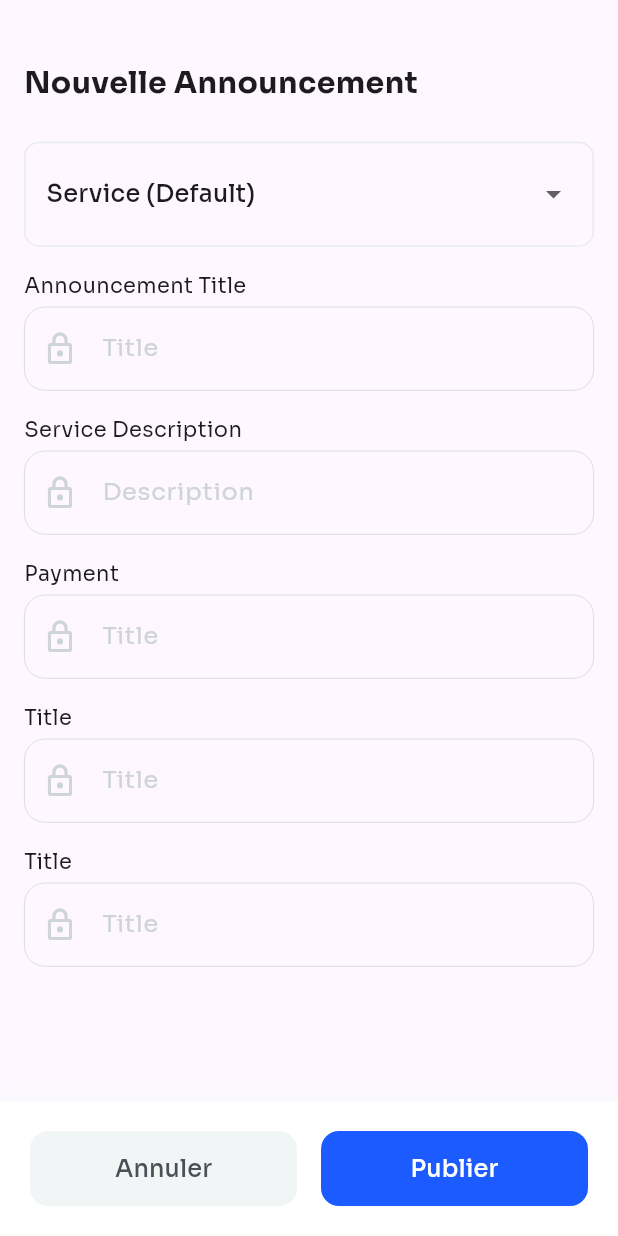
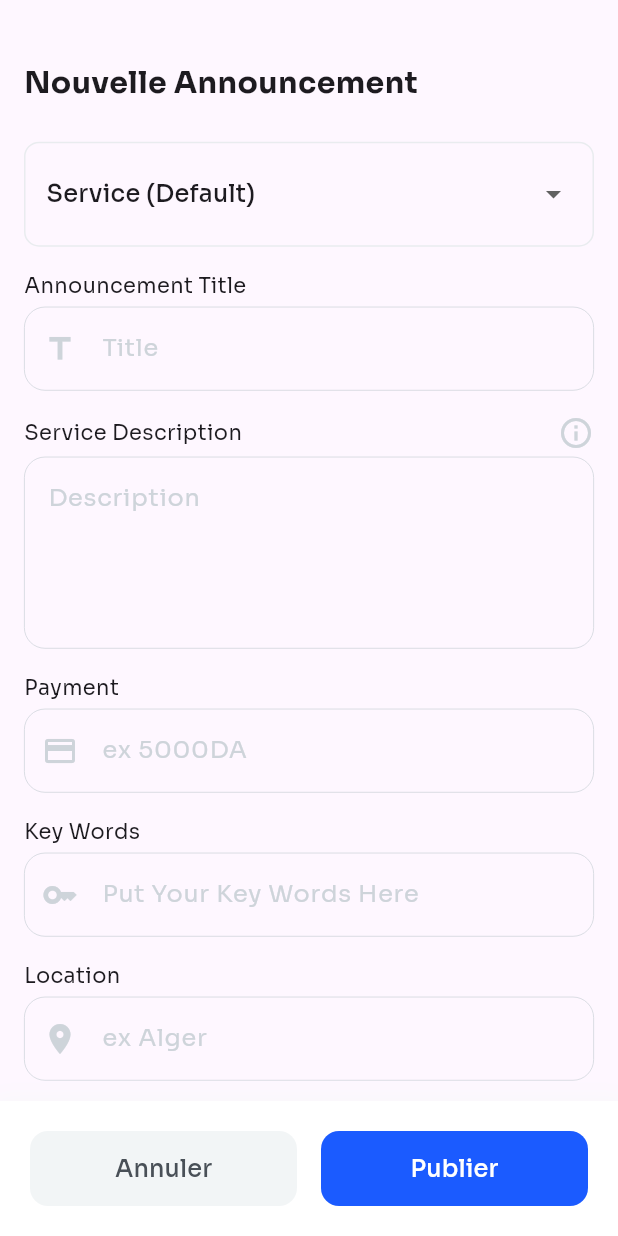
Before and after one commit to aymendn/travigui, a Flutter app: the RecruterScreen screen opened by its route, on a phone screen of 412 x 824 dp. Run offline on Flutter 3.47's test engine with Material 2 defaults, Android fonts, the light colour scheme and no system bars; our stand-ins replace flutter_hooks, flutter_map, flutter_svg, hooks_riverpod, image_picker, latlong2 and 1 more; missing offline and left inert: document_scanner; accounts and stored records are empty; network calls fail.

Commit message:
final touches

```diff
--- a/lib/view/recruter_screen.dart
+++ b/lib/view/recruter_screen.dart
@@ -107,7 +107,7 @@ class _RecruterScreenState extends ConsumerState<RecruterScreen> {
                       ),
                       const SizedBox(height: 16),
                       CustomTextFormField(
-                        icon: const Icon(Icons.lock_outline),
+                        icon: const Icon(Icons.title),
                         controller: title,
                         label: 'Announcement Title',
                         hint: 'Title',
@@ -115,34 +115,35 @@ class _RecruterScreenState extends ConsumerState<RecruterScreen> {
                       ),
                       const SizedBox(height: 16),
                       CustomTextFormField(
-                        icon: const Icon(Icons.lock_outline),
                         controller: desc,
                         label: 'Service Description',
                         hint: 'Description',
                         validator: AppMethod.generalValidator,
+                        isLarge: true,
+                        tooltip: 'Give a description of your service',
                       ),
                       const SizedBox(height: 16),
                       CustomTextFormField(
-                        icon: const Icon(Icons.lock_outline),
-                        controller: title,
+                        icon: const Icon(Icons.payment),
+                        controller: payment,
                         label: 'Payment',
-                        hint: 'Title',
+                        hint: 'ex 5000DA',
                         validator: AppMethod.generalValidator,
                       ),
                       const SizedBox(height: 16),
                       CustomTextFormField(
-                        icon: const Icon(Icons.lock_outline),
-                        controller: title,
-                        label: 'Title',
-                        hint: 'Title',
+                        icon: const Icon(Icons.key),
+                        controller: keywords,
+                        label: 'Key Words',
+                        hint: 'Put Your Key Words Here',
                         validator: AppMethod.generalValidator,
                       ),
                       const SizedBox(height: 16),
                       CustomTextFormField(
-                        icon: const Icon(Icons.lock_outline),
-                        controller: title,
-                        label: 'Title',
-                        hint: 'Title',
+                        icon: const Icon(Icons.location_on),
+                        controller: location,
+                        label: 'Location',
+                        hint: 'ex Alger',
                         validator: AppMethod.generalValidator,
                       ),
                       const SizedBox(height: 16),
```
Also changed, not shown: lib/main.dart (+2 -11 lines), lib/view/nav/buyer_nav.dart (+8 -5 lines), lib/view/nav/seller_nav.dart (+7 -3 lines), lib/view/settings/settings_screen.dart (added, +178 -0 lines).
